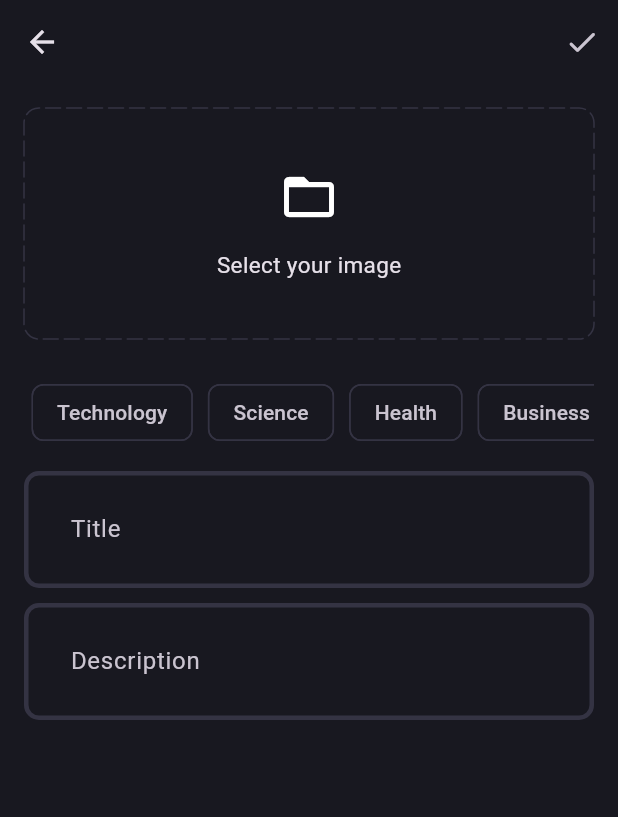
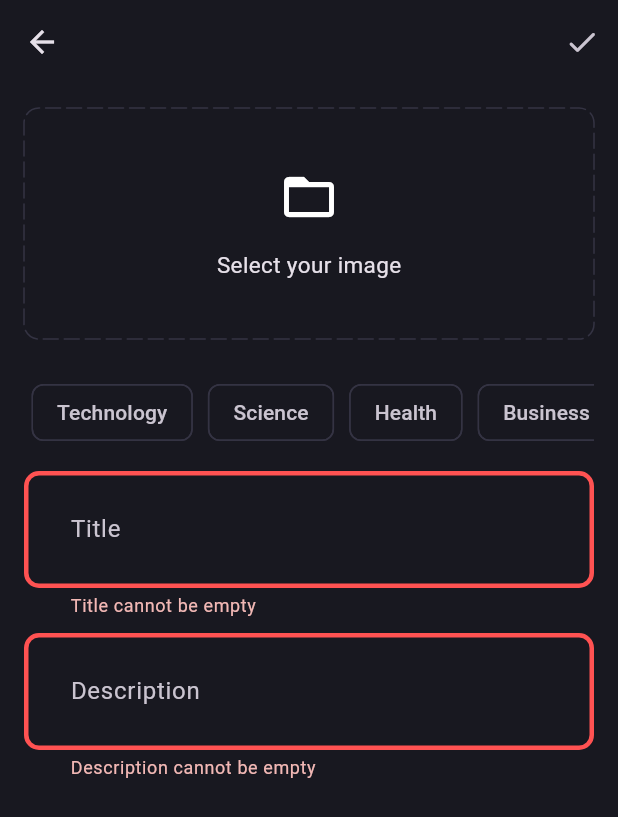
Before and after one commit to YanalShmilan/blog_app, a Flutter app: the AddNewBlogPage screen opened directly, after a tap on the "done" icon, on a phone screen of 412 x 824 dp. Shown: the top 817 px of the screen. Run offline on Flutter 3.47's test engine with Material 3 defaults, Android fonts, the phone set to English and light mode, and no system bars; drawn by our look-alikes of dotted_border; our stand-ins replace flutter_bloc, fpdart, get_it, image_picker, supabase_flutter; accounts and stored records are empty.

Commit message:
Implemented blog creation with supabase, error field theme adjustments, added uuid as a dependancy

```diff
--- a/lib/core/theme/theme.dart
+++ b/lib/core/theme/theme.dart
@@ -18,6 +18,14 @@ class AppTheme {
         borderSide: const BorderSide(color: AppPallete.gradient2, width: 3),
         borderRadius: BorderRadius.circular(10),
       ),
+      errorBorder: OutlineInputBorder(
+        borderSide: const BorderSide(color: AppPallete.errorColor, width: 3),
+        borderRadius: BorderRadius.circular(10),
+      ),
+      focusedErrorBorder: OutlineInputBorder(
+        borderSide: const BorderSide(color: AppPallete.gradient2, width: 3),
+        borderRadius: BorderRadius.circular(10),
+      ),
     ),
     chipTheme: ChipThemeData(
       color: WidgetStateProperty.all(AppPallete.backgroundColor),
--- a/lib/core/utils/pick_image.dart
+++ b/lib/core/utils/pick_image.dart
@@ -3,7 +3,10 @@ import 'package:image_picker/image_picker.dart';
 
 Future<File?> pickImage() async {
   try {
-    final xFile = await ImagePicker().pickImage(source: ImageSource.gallery);
+    final xFile = await ImagePicker().pickImage(
+      source: ImageSource.gallery,
+      imageQuality: 50,
+    );
     if (xFile != null) {
       return File(xFile.path);
     }
--- /dev/null
+++ b/lib/features/blog/domain/entities/blog.dart
@@ -0,0 +1,19 @@
+class Blog {
+  final String id;
+  final String authorId;
+  final String title;
+  final String description;
+  final String imageUrl;
+  final List<String> tags;
+  final DateTime updatedAt;
+
+  Blog({
+    required this.id,
+    required this.authorId,
+    required this.title,
+    required this.description,
+    required this.imageUrl,
+    required this.tags,
+    required this.updatedAt,
+  });
+}
--- /dev/null
+++ b/lib/features/blog/domain/repositories/blog_repository.dart
@@ -0,0 +1,15 @@
+import 'dart:io';
+
+import 'package:blog_app/core/error/failures.dart';
+import 'package:blog_app/features/blog/domain/entities/blog.dart';
+import 'package:fpdart/fpdart.dart';
+
+abstract interface class BlogRepository {
+  Future<Either<Failure, Blog>> createBlog({
+    required String title,
+    required String description,
+    required List<String> tags,
+    required File image,
+    required String authorId,
+  });
+}
--- /dev/null
+++ b/lib/features/blog/domain/usecases/upload_blog.dart
@@ -0,0 +1,39 @@
+import 'dart:io';
+
+import 'package:blog_app/core/error/failures.dart';
+import 'package:blog_app/core/usecase/usecase.dart';
+import 'package:blog_app/features/blog/domain/entities/blog.dart';
+import 'package:blog_app/features/blog/domain/repositories/blog_repository.dart';
+import 'package:fpdart/fpdart.dart';
+
+class UploadBlog implements UseCase<Blog, UploadBlogParams> {
+  final BlogRepository blogRepository;
+
+  UploadBlog({required this.blogRepository});
+  @override
+  Future<Either<Failure, Blog>> call(UploadBlogParams params) async {
+    return await blogRepository.createBlog(
+      title: params.title,
+      description: params.description,
+      tags: params.tags,
+      image: params.image,
+      authorId: params.authorId,
+    );
+  }
+}
+
+class UploadBlogParams {
+  final String title;
+  final String description;
+  final List<String> tags;
+  final File image;
+  final String authorId;
+
+  UploadBlogParams({
+    required this.title,
+    required this.description,
+    required this.tags,
+    required this.image,
+    required this.authorId,
+  });
+}
--- /dev/null
+++ b/lib/features/blog/presentation/bloc/blog_bloc.dart
@@ -0,0 +1,34 @@
+import 'dart:io';
+
+import 'package:blog_app/features/blog/domain/usecases/upload_blog.dart';
+import 'package:flutter/material.dart';
+import 'package:flutter_bloc/flutter_bloc.dart';
+
+part 'blog_event.dart';
+part 'blog_state.dart';
+
+class BlogBloc extends Bloc<BlogEvent, BlogState> {
+  final UploadBlog _createBlog;
+  BlogBloc({
+    required UploadBlog createBlog,
+  })  : _createBlog = createBlog,
+        super(BlogInitial()) {
+    on<BlogEvent>((event, emit) {
+      emit(BlogLoading());
+    });
+    on<CreateBlog>((event, emit) async {
+      emit(BlogLoading());
+      final result = await _createBlog(UploadBlogParams(
+        title: event.title,
+        image: event.image,
+        description: event.description,
+        tags: event.tags,
+        authorId: event.authorId,
+      ));
+      result.fold(
+        (failure) => emit(BlogError(message: failure.message)),
+        (blog) => emit(BlogCreated()),
+      );
+    });
+  }
+}
--- /dev/null
+++ b/lib/features/blog/presentation/bloc/blog_event.dart
@@ -0,0 +1,20 @@
+part of 'blog_bloc.dart';
+
+@immutable
+sealed class BlogEvent {}
+
+final class CreateBlog extends BlogEvent {
+  final String title;
+  final String description;
+  final List<String> tags;
+  final File image;
+  final String authorId;
+
+  CreateBlog({
+    required this.title,
+    required this.description,
+    required this.tags,
+    required this.image,
+    required this.authorId,
+  });
+}
--- /dev/null
+++ b/lib/features/blog/presentation/bloc/blog_state.dart
@@ -0,0 +1,16 @@
+part of 'blog_bloc.dart';
+
+@immutable
+sealed class BlogState {}
+
+final class BlogInitial extends BlogState {}
+
+final class BlogLoading extends BlogState {}
+
+final class BlogCreated extends BlogState {}
+
+final class BlogError extends BlogState {
+  final String message;
+
+  BlogError({required this.message});
+}
--- a/lib/features/blog/presentation/pages/add_new_blog_page.dart
+++ b/lib/features/blog/presentation/pages/add_new_blog_page.dart
@@ -1,10 +1,14 @@
 import 'dart:io';
 
+import 'package:blog_app/core/common/cubits/app_user/app_user_cubit.dart';
+import 'package:blog_app/core/common/widgets/loader.dart';
 import 'package:blog_app/core/theme/app_pallete.dart';
 import 'package:blog_app/core/utils/pick_image.dart';
+import 'package:blog_app/features/blog/presentation/bloc/blog_bloc.dart';
 import 'package:blog_app/features/blog/presentation/widgets/blog_editor.dart';
 import 'package:dotted_border/dotted_border.dart';
 import 'package:flutter/material.dart';
+import 'package:flutter_bloc/flutter_bloc.dart';
 
 class AddNewBlogPage extends StatefulWidget {
   static route() {
@@ -22,6 +26,7 @@ class _AddNewBlogPageState extends State<AddNewBlogPage> {
   final descriptionController = TextEditingController();
   List<String> tags = [];
   File? image;
+  final formKey = GlobalKey<FormState>();
 
   void selectImage() async {
     final pickedImage = await pickImage();
@@ -39,20 +44,57 @@ class _AddNewBlogPageState extends State<AddNewBlogPage> {
     super.dispose();
   }
 
+  void uploadBlog() {
+    if (formKey.currentState!.validate() && tags.isNotEmpty && image != null) {
+      final authorId =
+          (context.read<AppUserCubit>().state as AppUserLoggedIn).user.id;
+      context.read<BlogBloc>().add(
+            CreateBlog(
+              title: titleController.text,
+              description: descriptionController.text,
+              tags: tags,
+              image: image!,
+              authorId: authorId,
+            ),
+          );
+    }
+  }
+
   @override
   Widget build(BuildContext context) {
     return Scaffold(
       appBar: AppBar(
         actions: [
           IconButton(
-            onPressed: () {},
+            onPressed: () {
+              uploadBlog();
+            },
             icon: const Icon(Icons.done_rounded),
           )
         ],
       ),
-      body: SingleChildScrollView(
+      body: BlocConsumer<BlogBloc, BlogState>(
+        listener: (context, state) {
+          if (state is BlogCreated) {
+            Navigator.pop(context);
+          }
+          if (state is BlogError) {
+            ScaffoldMessenger.of(context).showSnackBar(
+              SnackBar(
+                content: Text(state.message),
+              ),
+            );
+          }
+        },
+        builder: (context, state) {
+          if (state is BlogLoading) {
+            return const Loader();
+          }
+          return SingleChildScrollView(
             child: Padding(
               padding: const EdgeInsets.all(16.0),
+              child: Form(
+                key: formKey,
                 child: Column(
                   children: [
                     image != null
@@ -104,7 +146,8 @@ class _AddNewBlogPageState extends State<AddNewBlogPage> {
                     SingleChildScrollView(
                       scrollDirection: Axis.horizontal,
                       child: Row(
-                  children: ["Technology", "Science", "Health", "Business"]
+                        children:
+                            ["Technology", "Science", "Health", "Business"]
                                 .map(
                                   (e) => Padding(
                                     padding: const EdgeInsets.all(5.0),
@@ -136,14 +179,21 @@ class _AddNewBlogPageState extends State<AddNewBlogPage> {
                       ),
                     ),
                     const SizedBox(height: 10),
-              BlogEditor(controller: titleController, hintText: "Title"),
+                    BlogEditor(
+                      controller: titleController,
+                      hintText: "Title",
+                    ),
                     const SizedBox(height: 10),
                     BlogEditor(
-                  controller: descriptionController, hintText: "Description"),
+                        controller: descriptionController,
+                        hintText: "Description"),
                   ],
                 ),
               ),
             ),
           );
+        },
+      ),
+    );
   }
 }
--- a/lib/features/blog/presentation/pages/blog_page.dart
+++ b/lib/features/blog/presentation/pages/blog_page.dart
@@ -19,7 +19,7 @@ class BlogPage extends StatelessWidget {
           )
         ],
       ),
-      body: Center(
+      body: const Center(
         child: Text("Blog Page"),
       ),
     );
--- a/lib/features/blog/presentation/widgets/blog_editor.dart
+++ b/lib/features/blog/presentation/widgets/blog_editor.dart
@@ -9,10 +9,17 @@ class BlogEditor extends StatelessWidget {
   @override
   Widget build(BuildContext context) {
     return TextFormField(
+      controller: controller,
       decoration: InputDecoration(
         hintText: hintText,
       ),
       maxLines: null,
+      validator: (value) {
+        if (value!.trim().isEmpty) {
+          return '$hintText cannot be empty';
+        }
+        return null;
+      },
     );
   }
 }
--- a/lib/main.dart
+++ b/lib/main.dart
@@ -2,6 +2,7 @@ import 'package:blog_app/core/common/cubits/app_user/app_user_cubit.dart';
 import 'package:blog_app/core/theme/theme.dart';
 import 'package:blog_app/features/auth/presentation/bloc/auth_bloc.dart';
 import 'package:blog_app/features/auth/presentation/pages/login_page.dart';
+import 'package:blog_app/features/blog/presentation/bloc/blog_bloc.dart';
 import 'package:blog_app/features/blog/presentation/pages/blog_page.dart';
 import 'package:blog_app/init_dependencies.dart';
 import 'package:flutter/material.dart';
@@ -15,6 +16,9 @@ void main() async {
       BlocProvider(create: (context) => serviceLocater<AppUserCubit>()),
       BlocProvider(
         create: (context) => serviceLocater<AuthBloc>(),
+      ),
+      BlocProvider(
+        create: (context) => serviceLocater<BlogBloc>(),
       ),
     ],
     child: const MyApp(),
--- a/pubspec.yaml
+++ b/pubspec.yaml
@@ -40,6 +40,7 @@ dependencies:
   get_it: ^8.0.0
   dotted_border: ^2.1.0
   image_picker: ^1.1.2
+  uuid: ^4.5.1
 
 dev_dependencies:
   flutter_test:
```
Also changed, not shown: lib/features/blog/data/datasources/blog_remote_datasource.dart (added, +41 -0 lines), lib/features/blog/data/models/blog_model.dart (added, +37 -0 lines), lib/features/blog/data/repositories/blog_repository_impl.dart (added, +50 -0 lines), lib/init_dependencies.dart (+30 -0 lines), pubspec.lock. Lines whose indentation alone changed are shown as unchanged.
